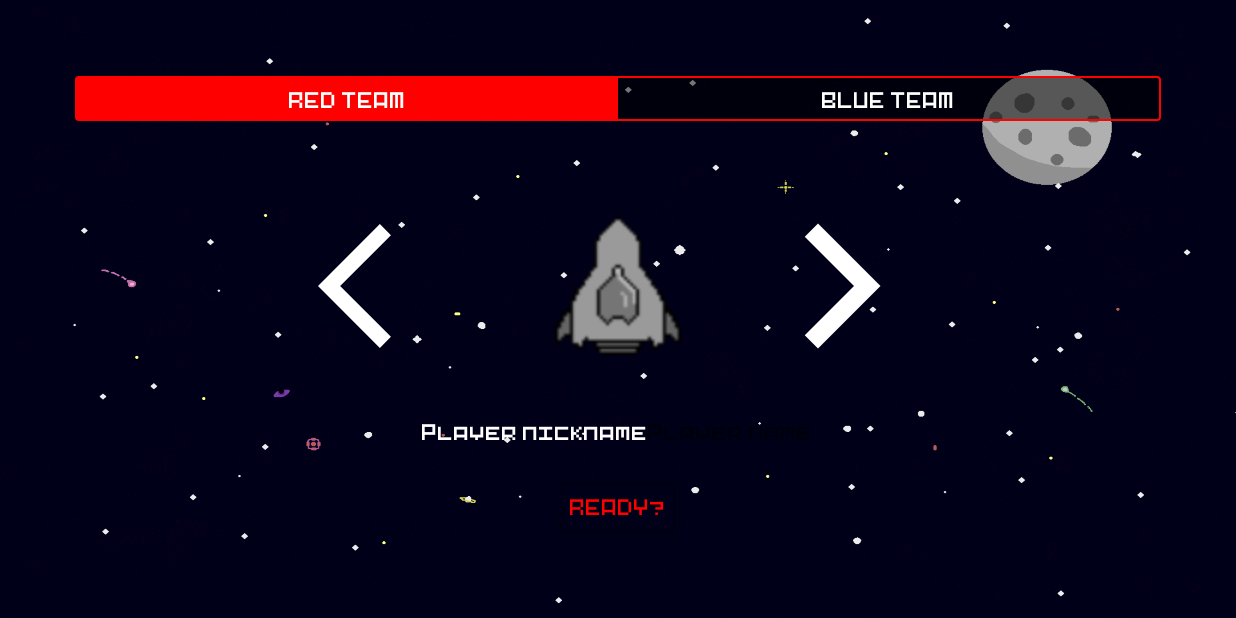
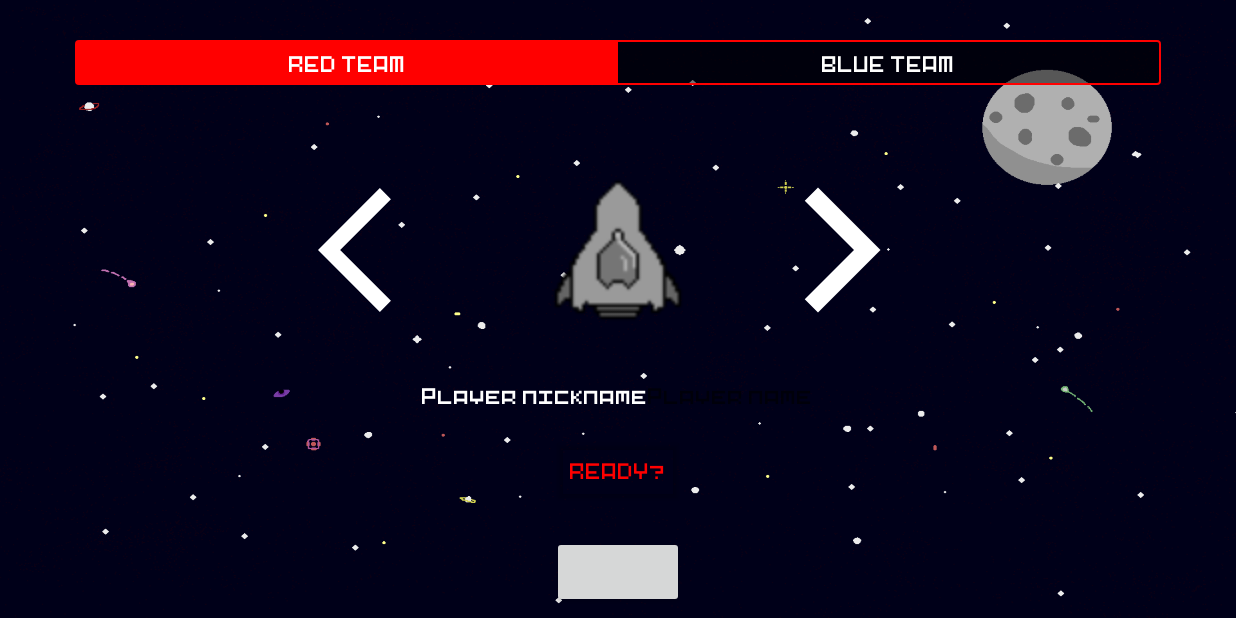
Before and after one commit to DAM-2-2020-2021/Mandos, an Android app: the ConfigureActivity screen opened directly, with no data from a screen before it, on a phone screen of 824 x 412 dp (held sideways). Run offline under Robolectric (Android 15) with nearby library versions, the phone set to English and light mode, and no system bars; libraries missing offline, so code that uses them is left out: eu.cifpfbmoll.netlib; 6 statements that could not run were skipped.

Commit message:
Corrección errores 13-06

```diff
--- a/KillerController/app/src/main/java/com/example/killercontroller/Interface/ConfigureActivity.java
+++ b/KillerController/app/src/main/java/com/example/killercontroller/Interface/ConfigureActivity.java
@@ -40,6 +40,7 @@ public class ConfigureActivity extends AppCompatActivity implements View.OnClick
     private int idServer;
     private RadioButton blueTeam, redTeam;
     private ToggleButton readyButton;
+    private Button pad_activity;
     private final String NICKNAME = "NICKNAME", TEAM = "TEAM", READY = "READY", SPACECRAFT_TYPE = "SPACECRAFT TYPE", ADMIN = "ADMIN", START = "START";
 
 
@@ -93,6 +94,8 @@ public class ConfigureActivity extends AppCompatActivity implements View.OnClick
         this.redTeam.setOnClickListener(this);
         this.readyButton = (ToggleButton) findViewById(R.id.ready_button);
         this.readyButton.setOnClickListener(this);
+        this.pad_activity = (Button) findViewById(R.id.pad_activity);
+        this.pad_activity.setOnClickListener(this);
         setDefaultValues();
     }
 
@@ -193,6 +196,9 @@ public class ConfigureActivity extends AppCompatActivity implements View.OnClick
                     Sound.menuSelect(ConfigureActivity.this,0.9f,0.9f);
                 }
                 break;
+            case R.id.pad_activity:
+                startPadActivity();
+                break;
             default:
                 System.out.println("Invalid option");
         }
--- a/KillerController/app/src/main/res/layout/activity_configure.xml
+++ b/KillerController/app/src/main/res/layout/activity_configure.xml
@@ -131,5 +131,9 @@
         android:text="@string/ready"
         android:textOn="Ready"
         android:textOff="Ready?"/>
+        <Button
+            android:id="@+id/pad_activity"
+            android:layout_width="wrap_content"
+            android:layout_height="wrap_content"/>
     </LinearLayout>
 </RelativeLayout>
```
Also changed, not shown: KillerController/app/src/main/java/com/example/killercontroller/Interface/PadActivity.java (+37 -7 lines). Lines whose indentation alone changed are shown as unchanged.
